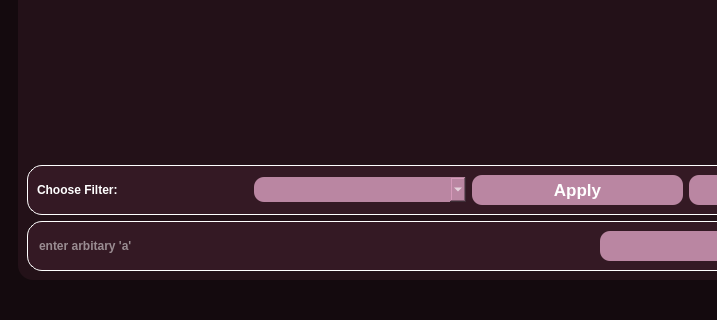
First picture: the form in MainWindow.ui, repository DSP-Projects/Realtime-Digital-Filter-Design, before the edit; both pictures show x 0 to 717 and y 791 to 1111 of the 937 by 1111 pixel window.
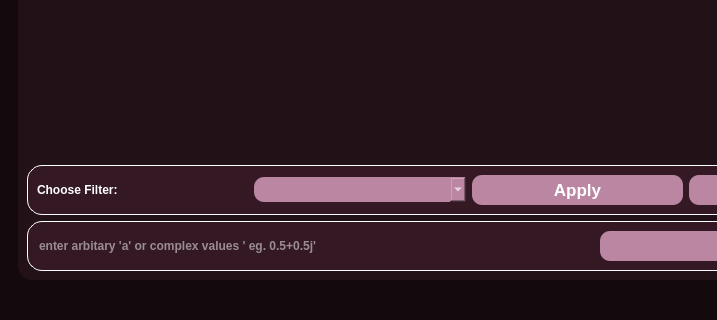
Second picture: the form after the edit. The open tabs and pages were chosen to show the change. Icons and pictures are not drawn. Custom widgets are drawn as their Qt base class.

Commit message: simple modify for text box in ui

```diff
--- a/MainWindow.ui
+++ b/MainWindow.ui
@@ -1824,7 +1824,7 @@
                  <string notr="true">background-color: rgb(52, 25, 36);</string>
                 </property>
                 <property name="placeholderText">
-                 <string>enter arbitary 'a'</string>
+                 <string>enter arbitary 'a' or complex values ' eg. 0.5+0.5j'</string>
                 </property>
                </widget>
               </item>
```
